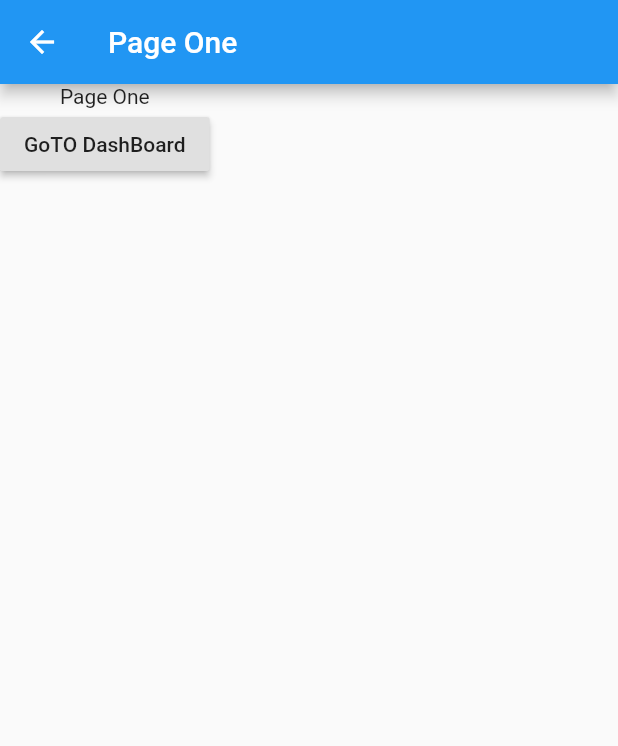
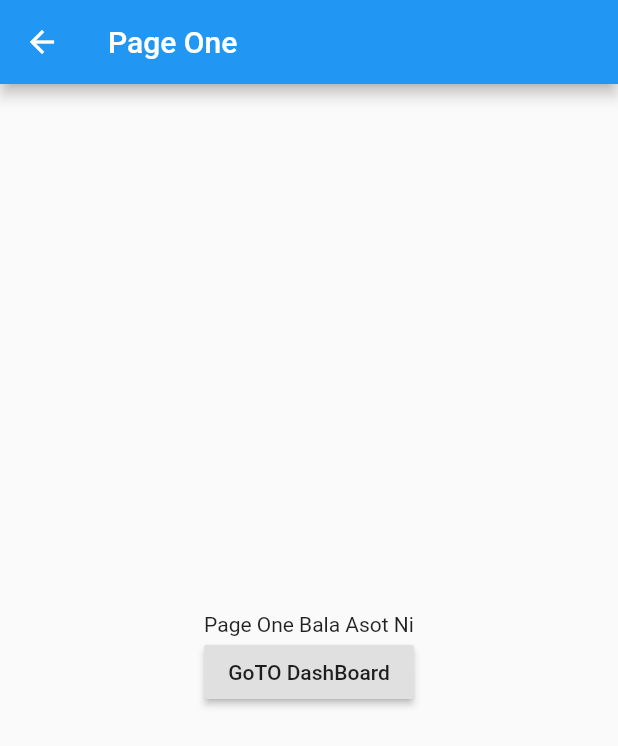
Before and after one commit to aip777/flutter, a Flutter app: the screen it shows after launch, after a tap on "Page One", on a phone screen of 412 x 824 dp. Shown: the top 746 px of the screen. Run offline on Flutter 3.47's test engine with Material 2 defaults, Android fonts, the phone set to English and light mode, and no system bars.

Commit message:
page data send

```diff
--- a/lib/main.dart
+++ b/lib/main.dart
@@ -15,18 +15,22 @@ class _DashboardState extends State<Dashboard> {
   Widget build(BuildContext context) {
     return Scaffold(
       appBar: AppBar(title: Text("Dashboard"),),
-      body: Column(
+      body: Center(
+        child: Column(
+          mainAxisAlignment: MainAxisAlignment.center,
         children: <Widget>[
           Text("Dashboard"),
           RaisedButton(
             child: Text("Page One"),
             onPressed: (){
-              Route route = MaterialPageRoute(builder: (context)=>PageOne());
+              var message = "Bala Asot Ni";
+              Route route = MaterialPageRoute(builder: (context)=>PageOne(message));
               Navigator.push(context, route);
             },
           )
         ],
       ),
+      ),
     );
   }
 }
--- a/lib/pages/page_one.dart
+++ b/lib/pages/page_one.dart
@@ -1,18 +1,26 @@
 import 'package:flutter/material.dart';
 
 class PageOne extends StatefulWidget {
+  var msg;
+  PageOne(this.msg);
+
   @override
-  _PageOneState createState() => _PageOneState();
+  _PageOneState createState() => _PageOneState(this.msg);
 }
 
 class _PageOneState extends State<PageOne> {
+  var msg;
+  _PageOneState(this.msg);
+
   @override
   Widget build(BuildContext context) {
     return Scaffold(
       appBar: AppBar(title: Text("Page One"),),
-      body: Column(
+      body: Center(
+        child: Column(
+          mainAxisAlignment: MainAxisAlignment.center,
         children: <Widget>[
-          Text("Page One"),
+          Text("Page One ${this.msg}"),
           RaisedButton(
             child: Text("GoTO DashBoard"),
             onPressed: (){
@@ -21,6 +29,7 @@ class _PageOneState extends State<PageOne> {
           )
         ],
       ),
+      ),
     );
   }
 }
```
